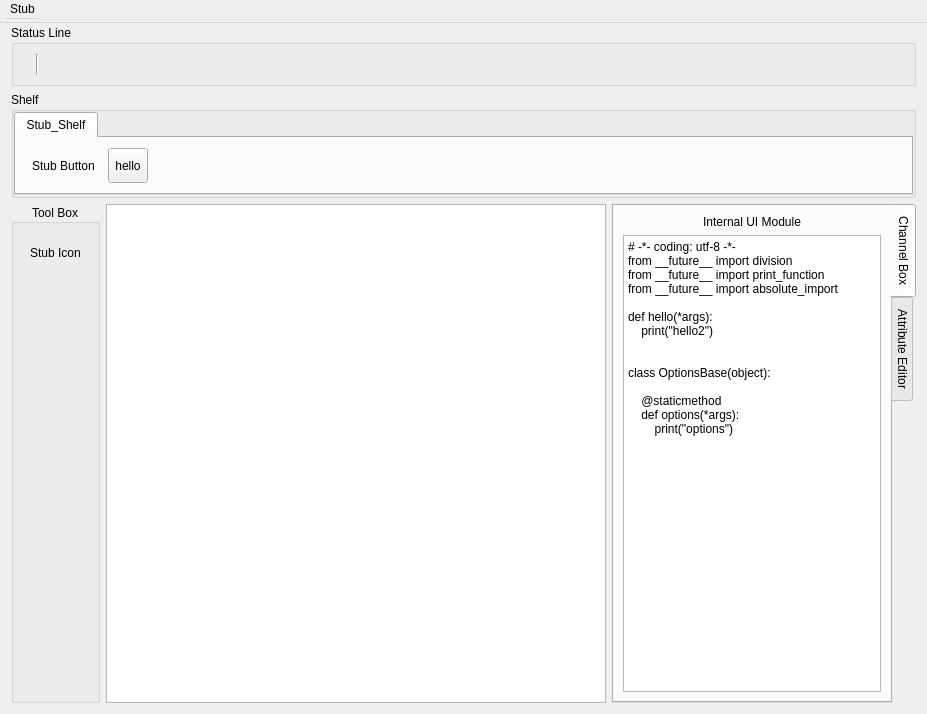
This is UIBot/config/UIBot.ui in FXTD-ODYSSEY/Maya-UIBot as Qt 5 draws it before an edit. The edited form follows.
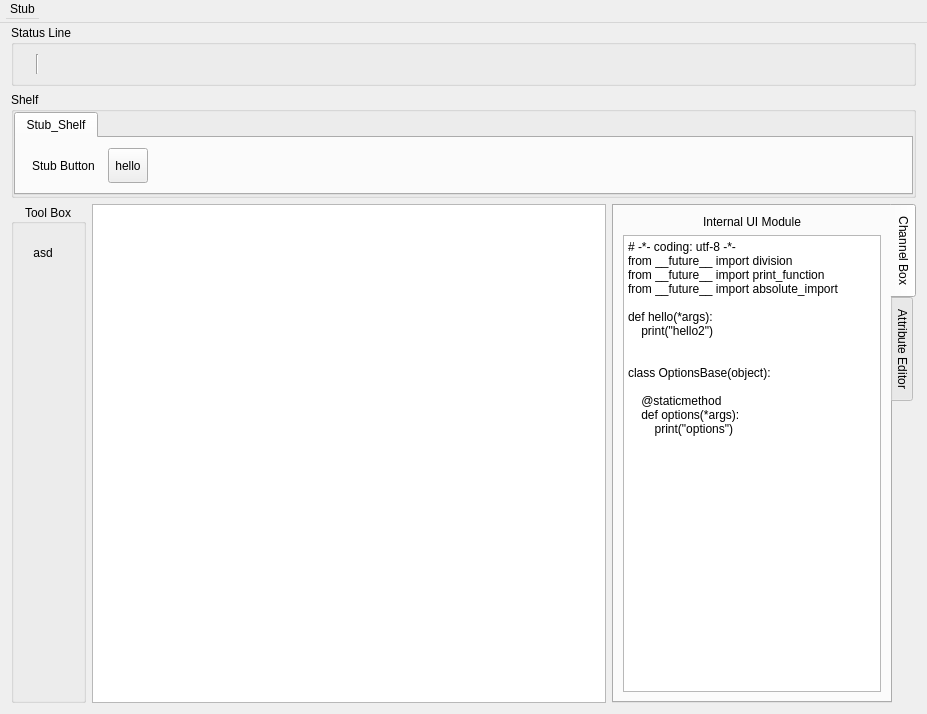
This is the edited form. Icons and pictures are not drawn.

Commit message: update toolbox parser | remove -t flag

```diff
--- a/UIBot/config/UIBot.ui
+++ b/UIBot/config/UIBot.ui
@@ -203,7 +203,11 @@
            </size>
           </property>
           <property name="text">
-           <string>Stub Icon</string>
+           <string>asd</string>
+          </property>
+          <property name="icon">
+           <iconset>
+            <normaloff>../icons/sun.png</normaloff>../icons/sun.png</iconset>
           </property>
           <property name="autoRaise">
            <bool>true</bool>
```
Left out of the diff: 5 changed lines with no effect on the pictures. The commit also changes 1 other file.
